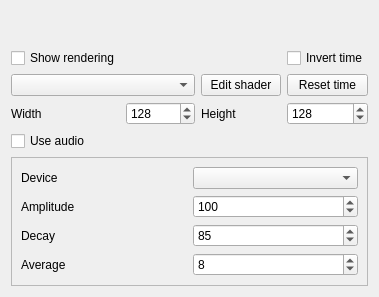
Qt form Effects/Shaders/Shaders.ui (DLdota/OpenRGBEffectsPlugin) before a commit.
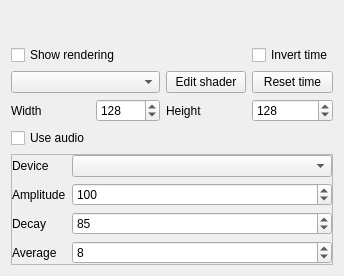
The same form after that commit.

Commit message: fix shader audio layout

```diff
--- a/Effects/Shaders/Shaders.ui
+++ b/Effects/Shaders/Shaders.ui
@@ -6,14 +6,23 @@
    <rect>
     <x>0</x>
     <y>0</y>
-    <width>379</width>
-    <height>297</height>
+    <width>344</width>
+    <height>276</height>
    </rect>
   </property>
+  <property name="sizePolicy">
+   <sizepolicy hsizetype="Preferred" vsizetype="Fixed">
+    <horstretch>0</horstretch>
+    <verstretch>0</verstretch>
+   </sizepolicy>
+  </property>
   <property name="windowTitle">
    <string>Form</string>
   </property>
-  <layout class="QGridLayout" name="gridLayout">
+  <layout class="QGridLayout" name="gridLayout" rowstretch="0,0,0,0,0,0,0,0" columnstretch="0,1,0,1">
+   <property name="sizeConstraint">
+    <enum>QLayout::SetDefaultConstraint</enum>
+   </property>
    <item row="2" column="3">
     <widget class="QCheckBox" name="invert_time">
      <property name="text">
@@ -58,13 +67,6 @@
      </property>
     </widget>
    </item>
-   <item row="2" column="0">
-    <widget class="QCheckBox" name="show_rendering">
-     <property name="text">
-      <string>Show rendering</string>
-     </property>
-    </widget>
-   </item>
    <item row="5" column="1">
     <widget class="QSpinBox" name="width">
      <property name="minimum">
@@ -88,7 +90,7 @@
    <item row="7" column="0" colspan="4">
     <widget class="QFrame" name="audio_frame">
      <property name="sizePolicy">
-      <sizepolicy hsizetype="Preferred" vsizetype="Fixed">
+      <sizepolicy hsizetype="Preferred" vsizetype="Preferred">
        <horstretch>0</horstretch>
        <verstretch>0</verstretch>
       </sizepolicy>
@@ -105,7 +107,22 @@
      <property name="frameShadow">
       <enum>QFrame::Raised</enum>
      </property>
-     <layout class="QGridLayout" name="gridLayout_2">
+     <layout class="QGridLayout" name="gridLayout_2" rowstretch="0,0,0,0" columnstretch="0,1">
+      <property name="sizeConstraint">
+       <enum>QLayout::SetMinimumSize</enum>
+      </property>
+      <property name="leftMargin">
+       <number>0</number>
+      </property>
+      <property name="topMargin">
+       <number>0</number>
+      </property>
+      <property name="rightMargin">
+       <number>0</number>
+      </property>
+      <property name="bottomMargin">
+       <number>0</number>
+      </property>
       <item row="2" column="1">
        <widget class="QSpinBox" name="decay">
         <property name="maximum">
@@ -190,6 +207,13 @@
      </property>
     </widget>
    </item>
+   <item row="2" column="0" colspan="3">
+    <widget class="QCheckBox" name="show_rendering">
+     <property name="text">
+      <string>Show rendering</string>
+     </property>
+    </widget>
+   </item>
   </layout>
  </widget>
  <resources/>
```
